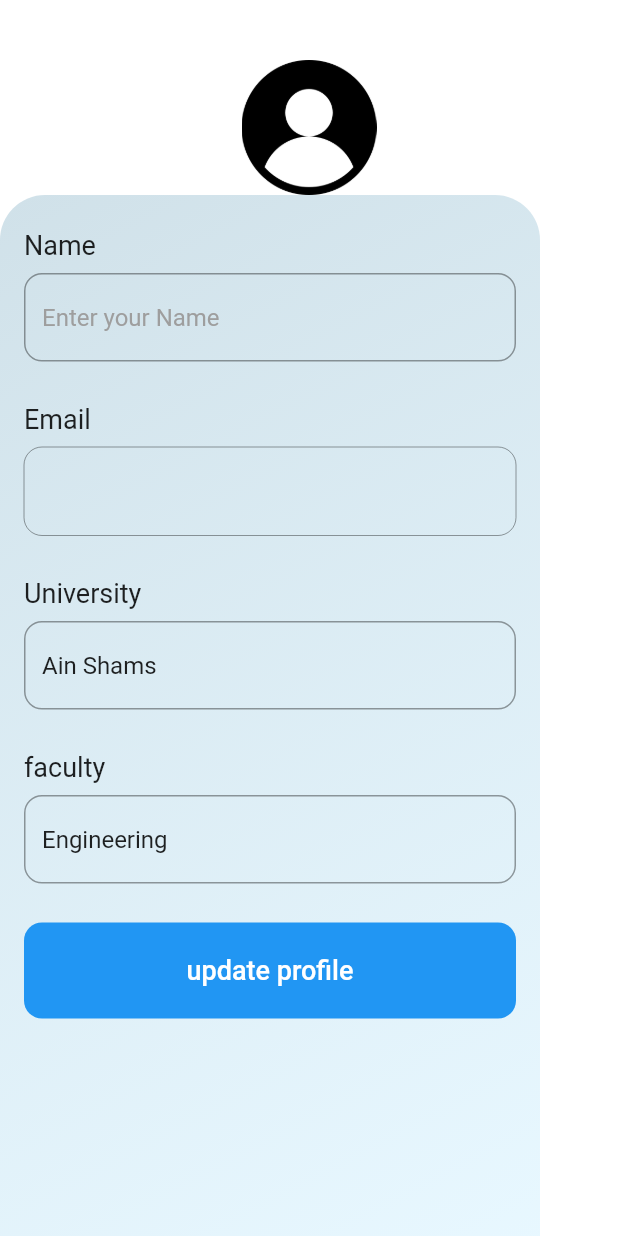
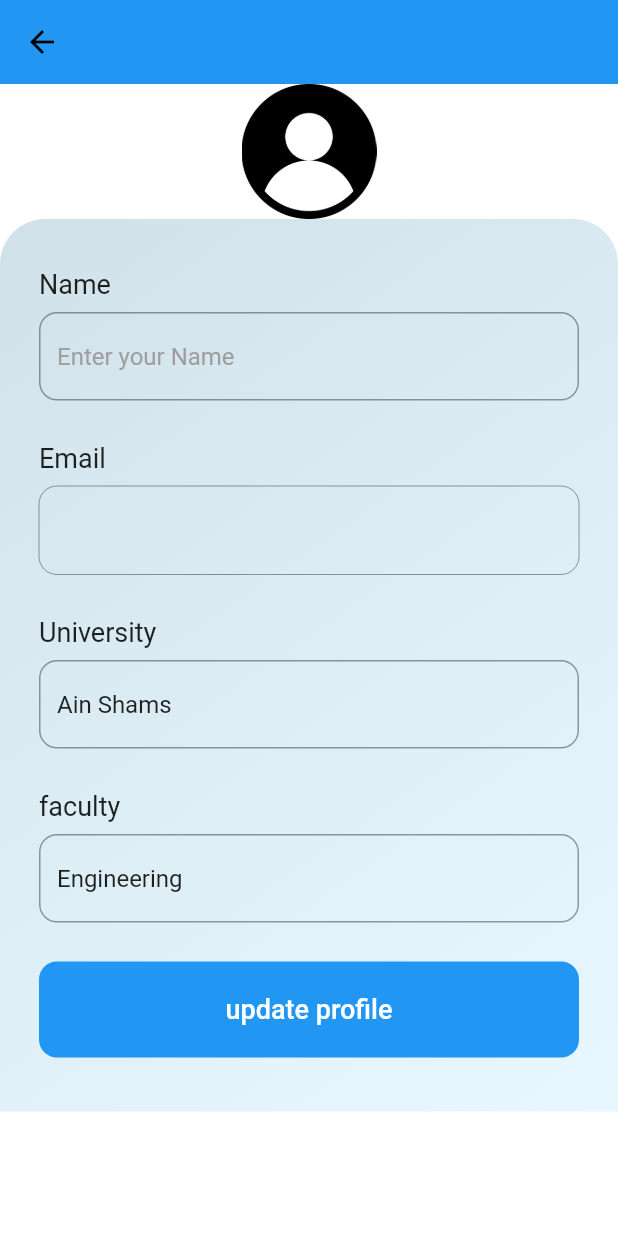
Before and after one commit to kareem2002-k/ClassMate, a Flutter app: the screen it shows once a user with an empty profile is signed in, item 3 of the bottom bar chosen, after a tap on "Profile", on a phone screen of 412 x 824 dp. Run offline on Flutter 3.47's test engine with Material 2 defaults, Android fonts, the phone set to English and light mode, and no system bars; our stand-ins replace cloud_firestore, firebase_auth, firebase_core, firebase_messaging, flashy_tab_bar2, flutter_spinkit; accounts and stored records are empty.

Commit message:
fixed the profile page responsiveness

```diff
--- a/lib/pages/AccountPage.dart
+++ b/lib/pages/AccountPage.dart
@@ -81,8 +81,7 @@ class SettingsPage extends StatelessWidget {
               ),
             ),
             const SizedBox(height: 10),
-            Container(
-              child: Expanded(
+            Expanded(
               child: Column(
                 mainAxisAlignment: MainAxisAlignment.spaceEvenly,
                 children: [
@@ -92,7 +91,7 @@ class SettingsPage extends StatelessWidget {
                       // Navigate to the ProfilePage
                       Navigator.of(context).push(
                         MaterialPageRoute(
-                            builder: (context) => ProfilePage(),
+                          builder: (context) => const ProfilePage(),
                         ),
                       ); // Handle the row tap action here
                     },
@@ -123,7 +122,7 @@ class SettingsPage extends StatelessWidget {
                       // Handle the row tap action here
                       Navigator.of(context).push(
                         MaterialPageRoute(
-                            builder: (context) => SettingPage(),
+                          builder: (context) => const SettingPage(),
                         ),
                       ); // Handle the row tap action here
                     },
@@ -170,7 +169,6 @@ class SettingsPage extends StatelessWidget {
                 ],
               ),
             ),
-            ),
             const SizedBox(
               height: 100,
             ),
--- a/lib/pages/LoginPage.dart
+++ b/lib/pages/LoginPage.dart
@@ -56,17 +56,17 @@ class _LoginPageState extends State<LoginPage> {
       DeviceOrientation.portraitDown,
     ]);
     return loading
-        ? Loading()
+        ? const Loading()
         : Scaffold(
             body: SingleChildScrollView(
               child: Center(
                 child: Column(
                   children: [
-                    SafeArea(
+                    const SafeArea(
                       child: SizedBox(
                         width: 300, // Adjust the width as needed
                         height: 200, // Adjust the height as needed
-                        child: const Image(
+                        child: Image(
                           image: AssetImage(
                               'assets/images/support, technology, error _ deadline, stress, man, customer service.png'),
                         ),
--- a/lib/pages/ProfilePage.dart
+++ b/lib/pages/ProfilePage.dart
@@ -29,26 +29,22 @@ class _ProfilePageState extends State<ProfilePage> {
 
     return Scaffold(
       backgroundColor: Colors.white,
-      // appBar: AppBar(
-      //   backgroundColor: Colors.white,
-      //   iconTheme: IconThemeData(
-      //     color: Colors.black, //change your color here
-      //   ),
-      //   elevation: 0,
-      // ),
-      body: Center(
-        child: Stack(
+      appBar: AppBar(
+        backgroundColor: Colors.blue,
+        iconTheme: const IconThemeData(
+          color: Colors.black, //change your color here
+        ),
+        elevation: 0,
+      ),
+      body: SingleChildScrollView(
+        child: Center(
+          child: Column(
             children: [
-            Positioned(
-              top: 40,
-              right: 0,
-              left: 0, // Position at the top-right corner
-              child: Container(
+              const SizedBox(
                 width: 150, // Adjust the width as needed
                 height: 90, // Adjust the height as needed
-                child: const Image(
+                child: Image(
                   image: AssetImage('assets/images/user.png'),
-                ),
                 ),
               ),
               // Back Arrow Button
@@ -63,11 +59,9 @@ class _ProfilePageState extends State<ProfilePage> {
               //     },
               //   ),
               // ),
-            Positioned(
-              top: 130,
-              bottom: 0,
+              SafeArea(
                 child: Container(
-                width: 360,
+                  padding: const EdgeInsets.all(10.0),
                   decoration: const BoxDecoration(
                     borderRadius: BorderRadius.only(
                       topLeft: Radius.circular(30),
@@ -96,7 +90,8 @@ class _ProfilePageState extends State<ProfilePage> {
                           ),
                         ),
                         Padding(
-                        padding: const EdgeInsets.fromLTRB(16.0, 8.0, 16.0, 0),
+                          padding:
+                              const EdgeInsets.fromLTRB(16.0, 8.0, 16.0, 0),
                           child: TextField(
                             // controller: emailCont,
                             decoration: InputDecoration(
@@ -118,7 +113,8 @@ class _ProfilePageState extends State<ProfilePage> {
                           ),
                         ),
                         Padding(
-                        padding: const EdgeInsets.fromLTRB(16.0, 8.0, 16.0, 0),
+                          padding:
+                              const EdgeInsets.fromLTRB(16.0, 8.0, 16.0, 0),
                           child: TextField(
                             enabled: false,
                             // controller: passCont,
@@ -140,7 +136,8 @@ class _ProfilePageState extends State<ProfilePage> {
                           ),
                         ),
                         Padding(
-                        padding: const EdgeInsets.fromLTRB(16.0, 8.0, 16.0, 0),
+                          padding:
+                              const EdgeInsets.fromLTRB(16.0, 8.0, 16.0, 0),
                           child: TextField(
                             // controller: passCont,
 
@@ -162,7 +159,8 @@ class _ProfilePageState extends State<ProfilePage> {
                           ),
                         ),
                         Padding(
-                        padding: const EdgeInsets.fromLTRB(16.0, 8.0, 16.0, 0),
+                          padding:
+                              const EdgeInsets.fromLTRB(16.0, 8.0, 16.0, 0),
                           child: TextField(
                             // controller: passCont,
 
@@ -214,6 +212,7 @@ class _ProfilePageState extends State<ProfilePage> {
             ],
           ),
         ),
+      ),
     );
   }
 }
--- a/lib/pages/SettingsPage.dart
+++ b/lib/pages/SettingsPage.dart
@@ -23,8 +23,10 @@ class SettingPage extends StatelessWidget {
               })
         ],
       ),
-      body: Center(
-        child: Text("Testing"),
+      body: const SingleChildScrollView(
+        child: Center(
+          child: Text("Testing"),
+        ),
       ),
     );
   }
```
Lines whose indentation alone changed are shown as unchanged.
